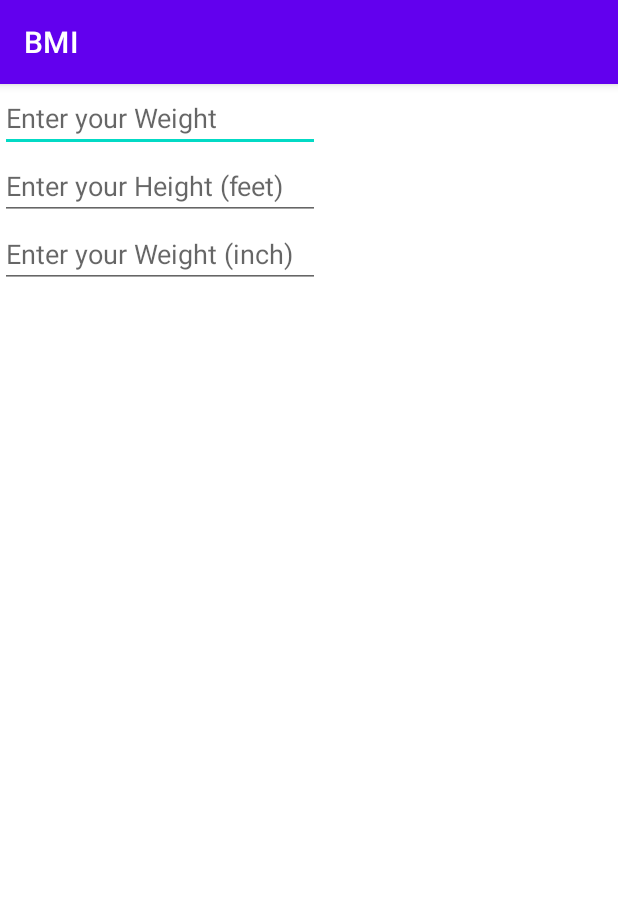
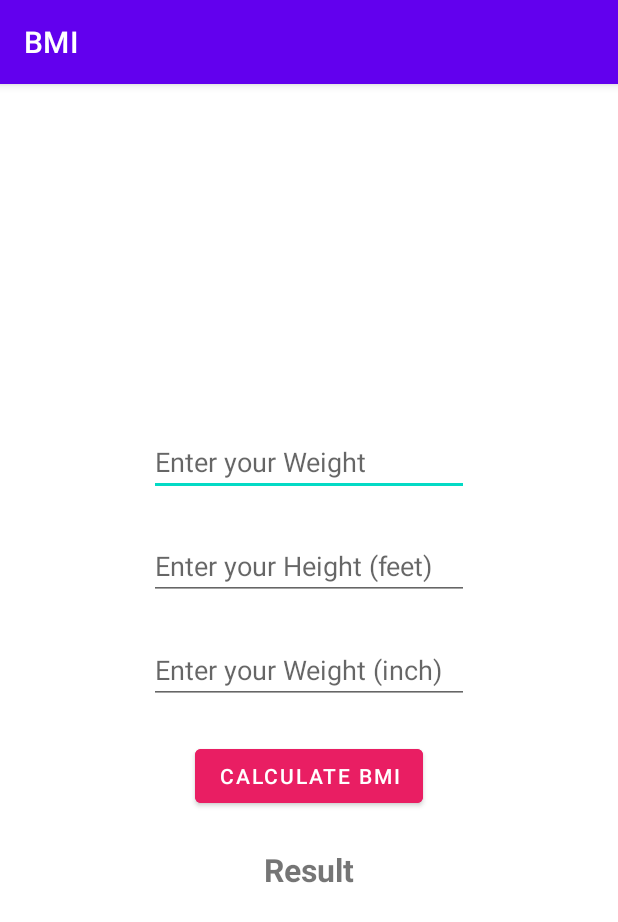
Before and after one commit to priyamprakash/BMI-WsCube-, an Android app: the screen it shows after launch (MainActivity), on a phone screen of 412 x 824 dp. Shown: the top 922 px of the screen. Run offline under Robolectric (Android 15) with nearby library versions, the phone set to English and light mode, and no system bars.

Commit message:
Update activity_main.xml

```diff
--- a/app/src/main/res/layout/activity_main.xml
+++ b/app/src/main/res/layout/activity_main.xml
@@ -4,6 +4,7 @@
     xmlns:tools="http://schemas.android.com/tools"
     android:layout_width="match_parent"
     android:layout_height="match_parent"
+    android:gravity="center"
     android:orientation="vertical"
     tools:context=".MainActivity">
 
@@ -11,6 +12,7 @@
         android:id="@+id/editWeight"
         android:layout_width="wrap_content"
         android:layout_height="wrap_content"
+        android:layout_margin="12dp"
         android:ems="10"
         android:hint="Enter your Weight"
         android:inputType="number" />
@@ -19,6 +21,7 @@
         android:id="@+id/editHeightFeet"
         android:layout_width="wrap_content"
         android:layout_height="wrap_content"
+        android:layout_margin="12dp"
         android:ems="10"
         android:hint="Enter your Height (feet)"
         android:inputType="number" />
@@ -27,8 +30,27 @@
         android:id="@+id/editHeightInch"
         android:layout_width="wrap_content"
         android:layout_height="wrap_content"
+        android:layout_margin="12dp"
         android:ems="10"
         android:hint="Enter your Weight (inch)"
         android:inputType="number" />
 
+    <Button
+        android:id="@+id/button_calculate"
+        android:layout_width="wrap_content"
+        android:layout_height="wrap_content"
+        android:layout_margin="12dp"
+        android:backgroundTint="#E91E63"
+        android:text="Calculate BMI" />
+
+    <TextView
+        android:id="@+id/textResult"
+        android:layout_width="match_parent"
+        android:layout_height="wrap_content"
+        android:textAlignment="center"
+        android:layout_margin="12dp"
+        android:text="Result"
+        android:textSize="21sp"
+        android:textStyle="bold" />
+
 </LinearLayout>
```
